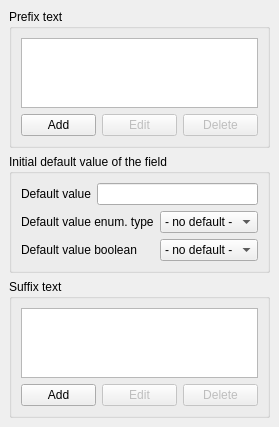
This is lavape/src/LavaPE_UI/idd_literalspage.ui in berkus/lavape as Qt 5 draws it before an edit. The edited form follows.
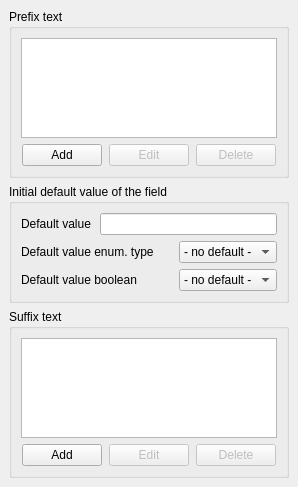
This is the edited form.

Commit message: dialog layouts fixed

Patch:
```diff
--- a/lavape/src/LavaPE_UI/idd_literalspage.ui
+++ b/lavape/src/LavaPE_UI/idd_literalspage.ui
@@ -3,19 +3,17 @@
  <comment></comment>
  <exportmacro></exportmacro>
  <class>LiteralsPage</class>
- <widget class="QWidget" name="LiteralsPage" >
-  <property name="geometry" >
+ <widget class="QWidget" name="LiteralsPage">
+  <property name="geometry">
    <rect>
     <x>0</x>
     <y>0</y>
-    <width>215</width>
-    <height>374</height>
+    <width>255</width>
+    <height>409</height>
    </rect>
   </property>
-  <property name="sizePolicy" >
-   <sizepolicy>
-    <hsizetype>7</hsizetype>
-    <vsizetype>7</vsizetype>
+  <property name="sizePolicy">
+   <sizepolicy hsizetype="Expanding" vsizetype="Expanding">
     <horstretch>0</horstretch>
     <verstretch>0</verstretch>
    </sizepolicy>
@@ -23,31 +21,31 @@
   <property name="windowTitle" >
    <string>Content</string>
   </property>
-  <layout class="QVBoxLayout" >
-   <property name="margin" >
+  <layout class="QGridLayout" name="gridLayout">
+   <property name="sizeConstraint">
+    <enum>QLayout::SetFixedSize</enum>
+   </property>
+   <property name="margin">
     <number>9</number>
    </property>
-   <property name="spacing" >
-    <number>6</number>
-   </property>
-   <item>
-    <widget class="QGroupBox" name="GroupBox_IDC_STATIC5" >
-     <property name="focusPolicy" >
+   <item row="0" column="0">
+    <widget class="QGroupBox" name="GroupBox_IDC_STATIC5">
+     <property name="focusPolicy">
       <enum>Qt::NoFocus</enum>
      </property>
      <property name="title" >
       <string>Prefix text</string>
      </property>
-     <layout class="QVBoxLayout" >
-      <property name="margin" >
-       <number>9</number>
-      </property>
-      <property name="spacing" >
+     <layout class="QVBoxLayout">
+      <property name="spacing">
        <number>6</number>
       </property>
+      <property name="margin">
+       <number>9</number>
+      </property>
       <item>
-       <widget class="QListWidget" name="Prefixe" >
-        <property name="maximumSize" >
+       <widget class="QListWidget" name="Prefixe">
+        <property name="maximumSize">
          <size>
           <width>16777215</width>
           <height>100</height>
@@ -56,19 +54,17 @@
        </widget>
       </item>
       <item>
-       <layout class="QHBoxLayout" >
-        <property name="margin" >
-         <number>0</number>
-        </property>
-        <property name="spacing" >
+       <layout class="QHBoxLayout">
+        <property name="spacing">
          <number>6</number>
         </property>
+        <property name="margin">
+         <number>0</number>
+        </property>
         <item>
-         <widget class="QPushButton" name="ADDPre" >
-          <property name="sizePolicy" >
-           <sizepolicy>
-            <hsizetype>0</hsizetype>
-            <vsizetype>0</vsizetype>
+         <widget class="QPushButton" name="ADDPre">
+          <property name="sizePolicy">
+           <sizepolicy hsizetype="Fixed" vsizetype="Fixed">
             <horstretch>0</horstretch>
             <verstretch>0</verstretch>
            </sizepolicy>
@@ -88,14 +84,12 @@
          </widget>
         </item>
         <item>
-         <widget class="QPushButton" name="EDITPre" >
-          <property name="enabled" >
+         <widget class="QPushButton" name="EDITPre">
+          <property name="enabled">
            <bool>false</bool>
           </property>
-          <property name="sizePolicy" >
-           <sizepolicy>
-            <hsizetype>0</hsizetype>
-            <vsizetype>0</vsizetype>
+          <property name="sizePolicy">
+           <sizepolicy hsizetype="Fixed" vsizetype="Fixed">
             <horstretch>0</horstretch>
             <verstretch>0</verstretch>
            </sizepolicy>
@@ -115,14 +109,12 @@
          </widget>
         </item>
         <item>
-         <widget class="QPushButton" name="DELETEPre" >
-          <property name="enabled" >
+         <widget class="QPushButton" name="DELETEPre">
+          <property name="enabled">
            <bool>false</bool>
           </property>
-          <property name="sizePolicy" >
-           <sizepolicy>
-            <hsizetype>0</hsizetype>
-            <vsizetype>0</vsizetype>
+          <property name="sizePolicy">
+           <sizepolicy hsizetype="Fixed" vsizetype="Fixed">
             <horstretch>0</horstretch>
             <verstretch>0</verstretch>
            </sizepolicy>
@@ -146,23 +138,26 @@
      </layout>
     </widget>
    </item>
-   <item>
-    <widget class="QGroupBox" name="GroupBox_IDC_STATIC7" >
-     <property name="focusPolicy" >
+   <item row="1" column="0">
+    <widget class="QGroupBox" name="GroupBox_IDC_STATIC7">
+     <property name="focusPolicy">
       <enum>Qt::NoFocus</enum>
      </property>
      <property name="title" >
       <string>Initial default value of the field</string>
      </property>
-     <layout class="QGridLayout" >
-      <property name="margin" >
+     <layout class="QGridLayout">
+      <property name="margin">
        <number>9</number>
       </property>
       <property name="spacing" >
        <number>6</number>
       </property>
-      <item row="2" column="2" >
-       <widget class="QComboBox" name="BoolDefault" >
+      <item row="2" column="2">
+       <widget class="QComboBox" name="BoolDefault">
+        <property name="sizeAdjustPolicy">
+         <enum>QComboBox::AdjustToContents</enum>
+        </property>
         <item>
          <property name="text" >
           <string>- no default -</string>
@@ -180,12 +175,10 @@
         </item>
        </widget>
       </item>
-      <item row="1" column="2" >
-       <widget class="QComboBox" name="EnumDefault" >
-        <property name="sizePolicy" >
-         <sizepolicy>
-          <hsizetype>1</hsizetype>
-          <vsizetype>0</vsizetype>
+      <item row="1" column="2">
+       <widget class="QComboBox" name="EnumDefault">
+        <property name="sizePolicy">
+         <sizepolicy hsizetype="Minimum" vsizetype="Fixed">
           <horstretch>0</horstretch>
           <verstretch>0</verstretch>
          </sizepolicy>
@@ -199,6 +192,9 @@
         <property name="focusPolicy" >
          <enum>Qt::StrongFocus</enum>
         </property>
+        <property name="sizeAdjustPolicy">
+         <enum>QComboBox::AdjustToContents</enum>
+        </property>
         <item>
          <property name="text" >
           <string>- no default -</string>
@@ -206,12 +202,10 @@
         </item>
        </widget>
       </item>
-      <item row="0" column="1" colspan="2" >
-       <widget class="QLineEdit" name="Default" >
-        <property name="sizePolicy" >
-         <sizepolicy>
-          <hsizetype>1</hsizetype>
-          <vsizetype>0</vsizetype>
+      <item row="0" column="1" colspan="2">
+       <widget class="QLineEdit" name="Default">
+        <property name="sizePolicy">
+         <sizepolicy hsizetype="Minimum" vsizetype="Fixed">
           <horstretch>0</horstretch>
           <verstretch>0</verstretch>
          </sizepolicy>
@@ -230,9 +224,9 @@
         </property>
        </widget>
       </item>
-      <item row="0" column="0" >
-       <widget class="QLabel" name="Label_IDC_STATIC17" >
-        <property name="minimumSize" >
+      <item row="0" column="0">
+       <widget class="QLabel" name="Label_IDC_STATIC17">
+        <property name="minimumSize">
          <size>
           <width>1</width>
           <height>0</height>
@@ -249,16 +243,16 @@
         </property>
        </widget>
       </item>
-      <item row="1" column="0" colspan="2" >
-       <widget class="QLabel" name="textLabel1" >
-        <property name="text" >
+      <item row="1" column="0" colspan="2">
+       <widget class="QLabel" name="textLabel1">
+        <property name="text">
          <string>Default value enum. type</string>
         </property>
        </widget>
       </item>
-      <item row="2" column="0" colspan="2" >
-       <widget class="QLabel" name="textLabel2" >
-        <property name="text" >
+      <item row="2" column="0" colspan="2">
+       <widget class="QLabel" name="textLabel2">
+        <property name="text">
          <string>Default value boolean</string>
         </property>
        </widget>
@@ -266,24 +260,24 @@
      </layout>
     </widget>
    </item>
-   <item>
-    <widget class="QGroupBox" name="GroupBox_IDC_STATIC6" >
-     <property name="focusPolicy" >
+   <item row="2" column="0">
+    <widget class="QGroupBox" name="GroupBox_IDC_STATIC6">
+     <property name="focusPolicy">
       <enum>Qt::NoFocus</enum>
      </property>
      <property name="title" >
       <string>Suffix text</string>
      </property>
-     <layout class="QVBoxLayout" >
-      <property name="margin" >
-       <number>9</number>
-      </property>
-      <property name="spacing" >
+     <layout class="QVBoxLayout">
+      <property name="spacing">
        <number>6</number>
       </property>
+      <property name="margin">
+       <number>9</number>
+      </property>
       <item>
-       <widget class="QListWidget" name="Suffixe" >
-        <property name="maximumSize" >
+       <widget class="QListWidget" name="Suffixe">
+        <property name="maximumSize">
          <size>
           <width>16777215</width>
           <height>100</height>
@@ -292,19 +286,17 @@
        </widget>
       </item>
       <item>
-       <layout class="QHBoxLayout" >
-        <property name="margin" >
-         <number>0</number>
-        </property>
-        <property name="spacing" >
+       <layout class="QHBoxLayout">
+        <property name="spacing">
          <number>6</number>
         </property>
+        <property name="margin">
+         <number>0</number>
+        </property>
         <item>
-         <widget class="QPushButton" name="ADDSuf" >
-          <property name="sizePolicy" >
-           <sizepolicy>
-            <hsizetype>0</hsizetype>
-            <vsizetype>0</vsizetype>
+         <widget class="QPushButton" name="ADDSuf">
+          <property name="sizePolicy">
+           <sizepolicy hsizetype="Fixed" vsizetype="Fixed">
             <horstretch>0</horstretch>
             <verstretch>0</verstretch>
            </sizepolicy>
@@ -324,14 +316,12 @@
          </widget>
         </item>
         <item>
-         <widget class="QPushButton" name="EDITSuf" >
-          <property name="enabled" >
+         <widget class="QPushButton" name="EDITSuf">
+          <property name="enabled">
            <bool>false</bool>
           </property>
-          <property name="sizePolicy" >
-           <sizepolicy>
-            <hsizetype>0</hsizetype>
-            <vsizetype>0</vsizetype>
+          <property name="sizePolicy">
+           <sizepolicy hsizetype="Fixed" vsizetype="Fixed">
             <horstretch>0</horstretch>
             <verstretch>0</verstretch>
            </sizepolicy>
@@ -351,14 +341,12 @@
          </widget>
         </item>
         <item>
-         <widget class="QPushButton" name="DELETESuf" >
-          <property name="enabled" >
+         <widget class="QPushButton" name="DELETESuf">
+          <property name="enabled">
            <bool>false</bool>
           </property>
-          <property name="sizePolicy" >
-           <sizepolicy>
-            <hsizetype>0</hsizetype>
-            <vsizetype>0</vsizetype>
+          <property name="sizePolicy">
+           <sizepolicy hsizetype="Fixed" vsizetype="Fixed">
             <horstretch>0</horstretch>
             <verstretch>0</verstretch>
            </sizepolicy>
@@ -384,8 +372,7 @@
    </item>
   </layout>
  </widget>
- <layoutdefault spacing="6" margin="11" />
- <pixmapfunction></pixmapfunction>
+ <layoutdefault spacing="6" margin="11"/>
  <resources/>
  <connections/>
 </ui>
```
Left out of the diff: 76 changed lines with no effect on the pictures. The commit also changes 28 other files.
